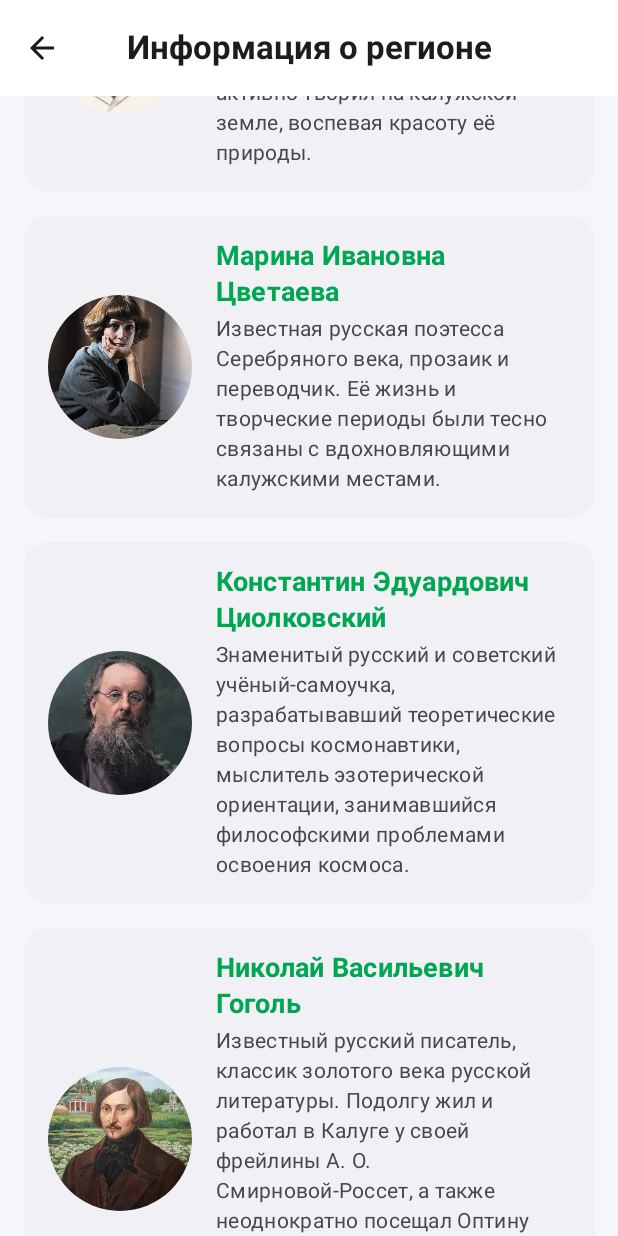
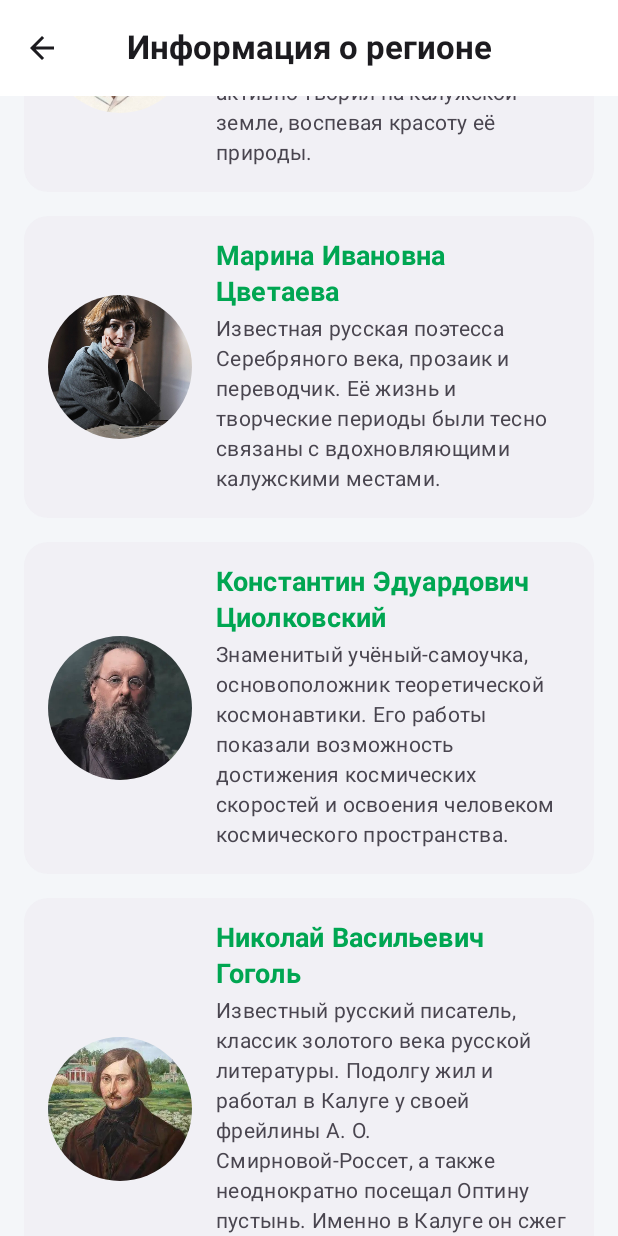
Before and after one commit to MRTw1stor/Mobile, an Android app built with Jetpack Compose: the AboutRegionScreen screen opened through its navigation route, tab 3 chosen, scrolled down 532 dp, on a phone screen of 412 x 824 dp. Run offline under Robolectric (Android 15) with nearby library versions, the phone set to English and light mode, and no system bars.

Commit message:
Update GosObuchenie

```diff
--- a/GosObuchenie/app/build.gradle.kts
+++ b/GosObuchenie/app/build.gradle.kts
@@ -13,8 +13,8 @@ android {
         applicationId = "com.cso.obuchenie.gos"
         minSdk = 24
         targetSdk = 35
-        versionCode = 1
-        versionName = "1.0"
+        versionCode = 2
+        versionName = "1.1"
 
         testInstrumentationRunner = "androidx.test.runner.AndroidJUnitRunner"
 
--- a/GosObuchenie/app/src/main/java/com/example/myapplication/features/blocks/info/RegionPeople.kt
+++ b/GosObuchenie/app/src/main/java/com/example/myapplication/features/blocks/info/RegionPeople.kt
@@ -40,7 +40,7 @@ fun RegionPeople() {
             ),
             Triple(
                 "Константин Эдуардович Циолковский",
-                "Знаменитый русский и советский учёный-самоучка, разрабатывавший теоретические вопросы космонавтики, мыслитель эзотерической ориентации, занимавшийся философскими проблемами освоения космоса.",
+                "Знаменитый учёный-самоучка, основоположник теоретической космонавтики. Его работы показали возможность достижения космических скоростей и освоения человеком космического пространства.",
                 R.drawable.people_tsialkovskyi
             ),
             Triple(
--- /dev/null
+++ b/GosObuchenie/app/src/main/java/com/example/myapplication/features/blocks/presentation/AdaptiveSectionTabs.kt
@@ -0,0 +1,77 @@
+package com.example.myapplication.features.blocks.presentation
+
+import androidx.compose.foundation.layout.BoxWithConstraints
+import androidx.compose.foundation.layout.fillMaxWidth
+import androidx.compose.foundation.shape.RoundedCornerShape
+import androidx.compose.material3.MaterialTheme
+import androidx.compose.material3.ScrollableTabRow
+import androidx.compose.material3.Tab
+import androidx.compose.material3.TabRow
+import androidx.compose.material3.Text
+import androidx.compose.runtime.Composable
+import androidx.compose.ui.Modifier
+import androidx.compose.ui.draw.clip
+import androidx.compose.ui.text.font.FontWeight
+import androidx.compose.ui.unit.dp
+import androidx.compose.ui.unit.sp
+
+/**
+ * Адаптивные вкладки: на широком экране равномерно занимают всю ширину,
+ * на узком остаются прокручиваемыми, чтобы подписи не сжимались.
+ */
+@Composable
+fun AdaptiveSectionTabs(
+    tabs: List<String>,
+    selectedTabIndex: Int,
+    onTabSelected: (Int) -> Unit,
+    modifier: Modifier = Modifier
+) {
+    val rowModifier = modifier
+        .fillMaxWidth()
+        .clip(RoundedCornerShape(8.dp))
+    val background = MaterialTheme.colorScheme.surfaceVariant.copy(alpha = 0.4f)
+
+    BoxWithConstraints(modifier = Modifier.fillMaxWidth()) {
+        if (maxWidth >= 420.dp) {
+            TabRow(
+                selectedTabIndex = selectedTabIndex,
+                modifier = rowModifier,
+                containerColor = background
+            ) {
+                SectionTabItems(tabs, selectedTabIndex, onTabSelected)
+            }
+        } else {
+            ScrollableTabRow(
+                selectedTabIndex = selectedTabIndex,
+                edgePadding = 0.dp,
+                modifier = rowModifier,
+                containerColor = background
+            ) {
+                SectionTabItems(tabs, selectedTabIndex, onTabSelected)
+            }
+        }
+    }
+}
+
+@Composable
+private fun SectionTabItems(
+    tabs: List<String>,
+    selectedTabIndex: Int,
+    onTabSelected: (Int) -> Unit
+) {
+    tabs.forEachIndexed { index, title ->
+        Tab(
+            selected = selectedTabIndex == index,
+            onClick = { onTabSelected(index) },
+            text = {
+                Text(
+                    text = title,
+                    fontWeight = FontWeight.Bold,
+                    fontSize = 12.sp,
+                    maxLines = 1,
+                    softWrap = false
+                )
+            }
+        )
+    }
+}
--- a/GosObuchenie/app/src/main/java/com/example/myapplication/features/blocks/presentation/CatalogComponents.kt
+++ b/GosObuchenie/app/src/main/java/com/example/myapplication/features/blocks/presentation/CatalogComponents.kt
@@ -202,10 +202,19 @@ fun CatalogBaseScreen(
         },
         modifier = Modifier.statusBarsPadding()
     ) { innerPadding ->
+        // Keep article text and cards from stretching across very wide displays.
+        // The outer Box centers the readable content column on wide phones/foldables.
+        Box(
+            modifier = Modifier
+                .fillMaxSize()
+                .padding(innerPadding),
+            contentAlignment = Alignment.TopCenter
+        ) {
             Column(
                 modifier = Modifier
-                .fillMaxSize()
-                .padding(innerPadding)
+                    .widthIn(max = 760.dp)
+                    .fillMaxWidth()
+                    .fillMaxHeight()
                     .padding(horizontal = 16.dp)
                     .verticalScroll(rememberScrollState()),
                 verticalArrangement = Arrangement.spacedBy(16.dp)
@@ -218,3 +227,4 @@ fun CatalogBaseScreen(
             }
         }
     }
+}
--- a/GosObuchenie/app/src/main/java/com/example/myapplication/features/blocks/screens/AboutRegionScreen.kt
+++ b/GosObuchenie/app/src/main/java/com/example/myapplication/features/blocks/screens/AboutRegionScreen.kt
@@ -14,6 +14,7 @@ import androidx.compose.material3.MaterialTheme
 import androidx.compose.material3.Text
 import androidx.compose.runtime.saveable.rememberSaveable
 import com.example.myapplication.features.blocks.presentation.CatalogBaseScreen
+import com.example.myapplication.features.blocks.presentation.AdaptiveSectionTabs
 import com.example.myapplication.features.blocks.info.RegionStatistik
 import com.example.myapplication.features.blocks.info.RegionPeople
 import com.example.myapplication.features.blocks.info.RegionHistory
@@ -25,20 +26,11 @@ fun AboutRegionScreen(navController: NavController) {
 
     CatalogBaseScreen(title = "Информация о регионе", navController = navController) {
 
-        ScrollableTabRow(
+        AdaptiveSectionTabs(
+            tabs = tabs,
             selectedTabIndex = selectedTab,
-            edgePadding = 0.dp,
-            modifier = Modifier.fillMaxWidth().clip(RoundedCornerShape(8.dp)),
-            containerColor = MaterialTheme.colorScheme.surfaceVariant.copy(alpha = 0.4f)
-        ) {
-            tabs.forEachIndexed { index, title ->
-                Tab(
-                    selected = selectedTab == index,
-                    onClick = { selectedTab = index },
-                    text = { Text(title, fontWeight = FontWeight.Bold) }
-                )
-            }
-        }
+            onTabSelected = { selectedTab = it }
+        )
 
         Spacer(modifier = Modifier.height(12.dp))
 
--- a/GosObuchenie/app/src/main/java/com/example/myapplication/features/blocks/screens/ControlQuestionsScreen.kt
+++ b/GosObuchenie/app/src/main/java/com/example/myapplication/features/blocks/screens/ControlQuestionsScreen.kt
@@ -71,7 +71,7 @@ fun ControlQuestionsScreen(navController: NavController) {
             title = "5. Содержание ответа и право вето контролера",
             color = Color(0xFF00A652)
         ) {
-                Text("Суть: ответы на запросы должны сдержать информацию по каждому заданному вопросу:", style = MaterialTheme.typography.bodyMedium)
+                Text("Суть: ответы на запросы должны содержать информацию по каждому заданному вопросу:", style = MaterialTheme.typography.bodyMedium)
                 Spacer(modifier = Modifier.height(4.dp))
                 Text("Если информацию требуется представить по форме, то информация предоставляется строго по форме, оставления пустых граф в таблицах не допускается.", style = MaterialTheme.typography.bodyMedium)
                 Spacer(modifier = Modifier.height(4.dp))
--- a/GosObuchenie/app/src/main/java/com/example/myapplication/features/calendar/data/CalendarRepository.kt
+++ b/GosObuchenie/app/src/main/java/com/example/myapplication/features/calendar/data/CalendarRepository.kt
@@ -3,5 +3,6 @@ package com.example.myapplication.features.calendar.data
 interface CalendarRepository {
     suspend fun getEventsForDate(dateKey: String): List<String>
     suspend fun addEventForDate(dateKey: String, eventText: String): Boolean
+    suspend fun updateEventForDate(dateKey: String, index: Int, eventText: String): Boolean
     suspend fun deleteEventForDate(dateKey: String, index: Int)
 }
--- a/GosObuchenie/app/src/main/java/com/example/myapplication/features/calendar/presentation/CalendarScreen.kt
+++ b/GosObuchenie/app/src/main/java/com/example/myapplication/features/calendar/presentation/CalendarScreen.kt
@@ -52,6 +52,9 @@ fun CalendarScreen(
                 onDeleteEvent = { index ->
                     viewModel.deleteEvent(index)
                 },
+                onUpdateEvent = { index, text, onResult ->
+                    viewModel.updateEvent(index, text, onResult)
+                },
                 modifier = Modifier.weight(1f)
             )
         }
--- a/GosObuchenie/app/src/main/java/com/example/myapplication/features/dashboard/HomeScreen.kt
+++ b/GosObuchenie/app/src/main/java/com/example/myapplication/features/dashboard/HomeScreen.kt
@@ -154,11 +154,25 @@ fun HomeScreen(navController: NavController) {
         }
     )
     { innerPadding ->
-        Box(modifier = Modifier.fillMaxSize().padding(innerPadding)) {
-            when (selectedTab) {
-                0 -> CatalogListView(navController = navController)
-                1 -> CalendarScreen(navController = navController)
-                2 -> NotesScreen()
+        Box(
+            modifier = Modifier
+                .fillMaxSize()
+                .padding(innerPadding),
+            contentAlignment = Alignment.TopCenter
+        ) {
+            // A centered max-width container prevents cards, text and forms from
+            // becoming excessively wide on large phones and foldable inner screens.
+            Box(
+                modifier = Modifier
+                    .widthIn(max = 760.dp)
+                    .fillMaxWidth()
+                    .fillMaxHeight()
+            ) {
+                when (selectedTab) {
+                    0 -> CatalogListView(navController = navController)
+                    1 -> CalendarScreen(navController = navController)
+                    2 -> NotesScreen()
+                }
             }
         }
     }
```
Also changed, not shown: GosObuchenie/app/src/main/java/com/example/myapplication/features/blocks/screens/CommunicationScreen.kt (+5 -13 lines), GosObuchenie/app/src/main/java/com/example/myapplication/features/blocks/screens/PlanningScreen.kt (+5 -13 lines), GosObuchenie/app/src/main/java/com/example/myapplication/features/calendar/data/CalendarRepositoryImpl.kt (+16 -2 lines), GosObuchenie/app/src/main/java/com/example/myapplication/features/calendar/presentation/CalendarComponents.kt (+127 -67 lines), GosObuchenie/app/src/main/java/com/example/myapplication/features/calendar/presentation/CalendarViewModel.kt (+16 -1 lines), GosObuchenie/app/src/main/java/com/example/myapplication/features/settings/presentation/SettingsScreen.kt (+10 -2 lines). Lines whose indentation alone changed are shown as unchanged.
